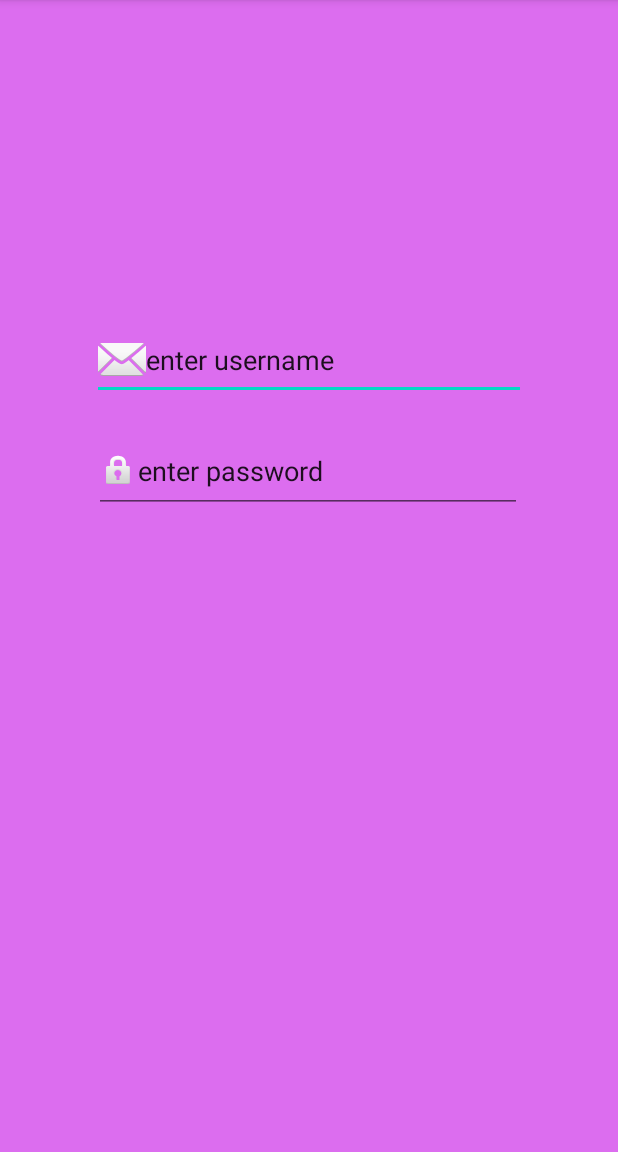
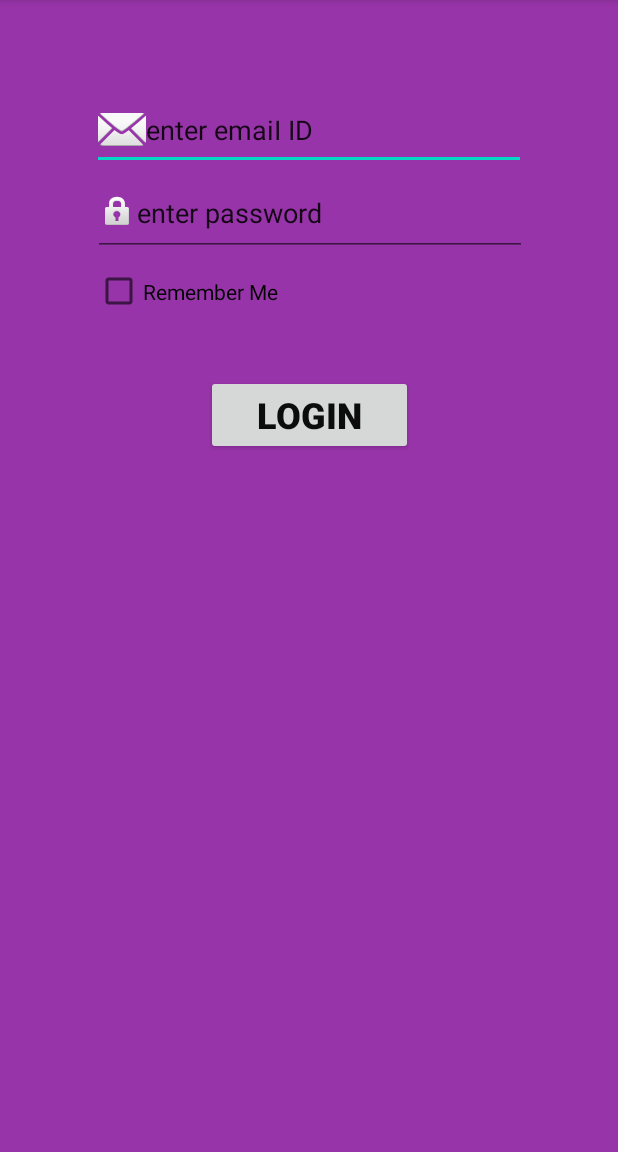
Before and after one commit to anmariyafrancis/C0775497_W2020_MAD3125_FP, an Android app: the screen it shows after launch (LoginActivity), on a phone screen of 412 x 824 dp, the part 84-1236 px from its top. Run offline under Robolectric (Android 15) with nearby library versions, the phone set to English and light mode, and no system bars.

Commit message:
[ANMARIYA]added remember me and login button

```diff
--- a/app/src/main/res/layout/activity_login.xml
+++ b/app/src/main/res/layout/activity_login.xml
@@ -4,33 +4,56 @@
     xmlns:tools="http://schemas.android.com/tools"
     android:layout_width="match_parent"
     android:layout_height="match_parent"
-    android:background="#DC6DEF"
+    android:background="#D0820897"
     tools:context=".LoginActivity">
 
+    <Button
+        android:id="@+id/btnLogin"
+        android:layout_width="138dp"
+        android:layout_height="53dp"
+        android:layout_marginTop="32dp"
+        android:text="LOGIN"
+        android:textColor="#0C0C0C"
+        android:textSize="24sp"
+        android:textStyle="bold"
+        app:layout_constraintEnd_toEndOf="parent"
+        app:layout_constraintStart_toStartOf="parent"
+        app:layout_constraintTop_toBottomOf="@+id/checkRemember" />
+
+    <CheckBox
+        android:id="@+id/checkRemember"
+        android:layout_width="287dp"
+        android:layout_height="47dp"
+        android:layout_marginEnd="61dp"
+        android:layout_marginStart="63dp"
+        android:text="Remember Me"
+        app:layout_constraintEnd_toEndOf="parent"
+        app:layout_constraintStart_toStartOf="parent"
+        app:layout_constraintTop_toBottomOf="@+id/txtPassword" />
+
     <EditText
-        android:id="@+id/editText"
+        android:id="@+id/txtEmail"
         android:layout_width="289dp"
         android:layout_height="53dp"
-        android:layout_marginTop="213dp"
+        android:layout_marginTop="60dp"
         android:drawableLeft="@android:drawable/ic_dialog_email"
         android:ems="10"
         android:inputType="textPersonName"
-        android:text="enter username"
+        android:text="enter emaiI ID"
         app:layout_constraintEnd_toEndOf="parent"
         app:layout_constraintStart_toStartOf="parent"
         app:layout_constraintTop_toTopOf="parent" />
 
     <EditText
-        android:id="@+id/editText2"
-        android:layout_width="285dp"
-        android:layout_height="55dp"
-        android:layout_marginTop="20dp"
+        android:id="@+id/txtPassword"
+        android:layout_width="289dp"
+        android:layout_height="57dp"
         android:drawableLeft="@android:drawable/ic_lock_idle_lock"
         android:ems="10"
         android:inputType="textPersonName"
         android:text="enter password"
         app:layout_constraintEnd_toEndOf="parent"
-        app:layout_constraintHorizontal_bias="0.496"
+        app:layout_constraintHorizontal_bias="0.504"
         app:layout_constraintStart_toStartOf="parent"
-        app:layout_constraintTop_toBottomOf="@+id/editText" />
+        app:layout_constraintTop_toBottomOf="@+id/txtEmail" />
 </androidx.constraintlayout.widget.ConstraintLayout>
```
